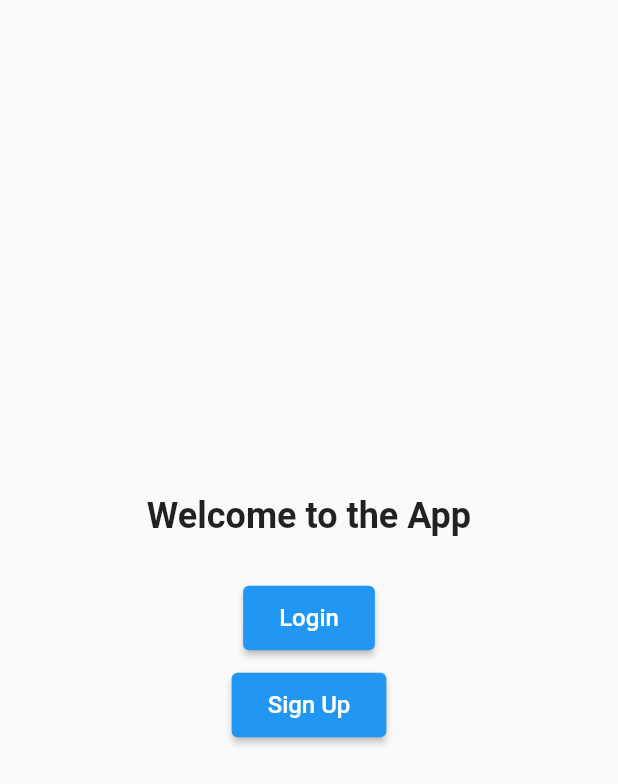
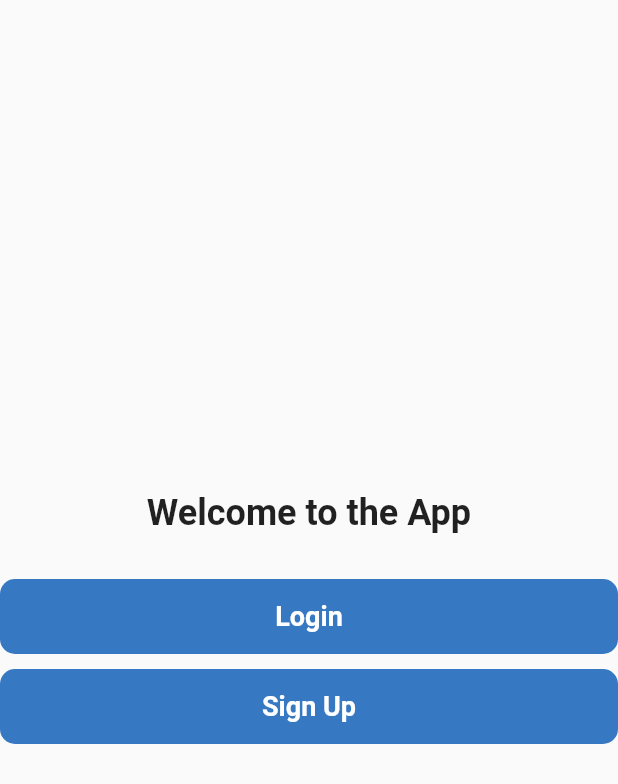
Before and after one commit to kennedyowusu/budget_app_flutter, a Flutter app: the screen it shows after launch, on a phone screen of 412 x 824 dp. Shown: the top 784 px of the screen. Run offline on Flutter 3.47's test engine with Material 2 defaults, Android fonts, the phone set to English and light mode, and no system bars.

Commit message:
update the custom button

```diff
--- a/lib/widgets/custom_button.dart
+++ b/lib/widgets/custom_button.dart
@@ -1,3 +1,4 @@
+import 'package:budget_app_flutter/constants/colors.dart';
 import 'package:flutter/material.dart';
 
 class CustomButton extends StatelessWidget {
@@ -11,15 +12,23 @@ class CustomButton extends StatelessWidget {
     return ElevatedButton(
       onPressed: onPressed,
       style: ButtonStyle(
-        backgroundColor: MaterialStateProperty.all<Color>(Colors.blue),
+        backgroundColor: MaterialStateProperty.all<Color>(mainColor),
         foregroundColor: MaterialStateProperty.all<Color>(Colors.white),
+        maximumSize: MaterialStateProperty.all<Size>(Size.fromHeight(50.0)),
+        minimumSize: MaterialStateProperty.all<Size>(Size.fromHeight(50.0)),
+        elevation: MaterialStateProperty.all<double>(0.0),
+        shape: MaterialStateProperty.all<RoundedRectangleBorder>(
+          RoundedRectangleBorder(
+            borderRadius: BorderRadius.circular(10.0),
+          ),
+        ),
         padding: MaterialStateProperty.all<EdgeInsetsGeometry>(
           EdgeInsets.symmetric(vertical: 12.0, horizontal: 24.0),
         ),
       ),
       child: Text(
         text,
-        style: TextStyle(fontSize: 16.0),
+        style: subtitleStyle.copyWith(color: Colors.white),
       ),
     );
   }
```
